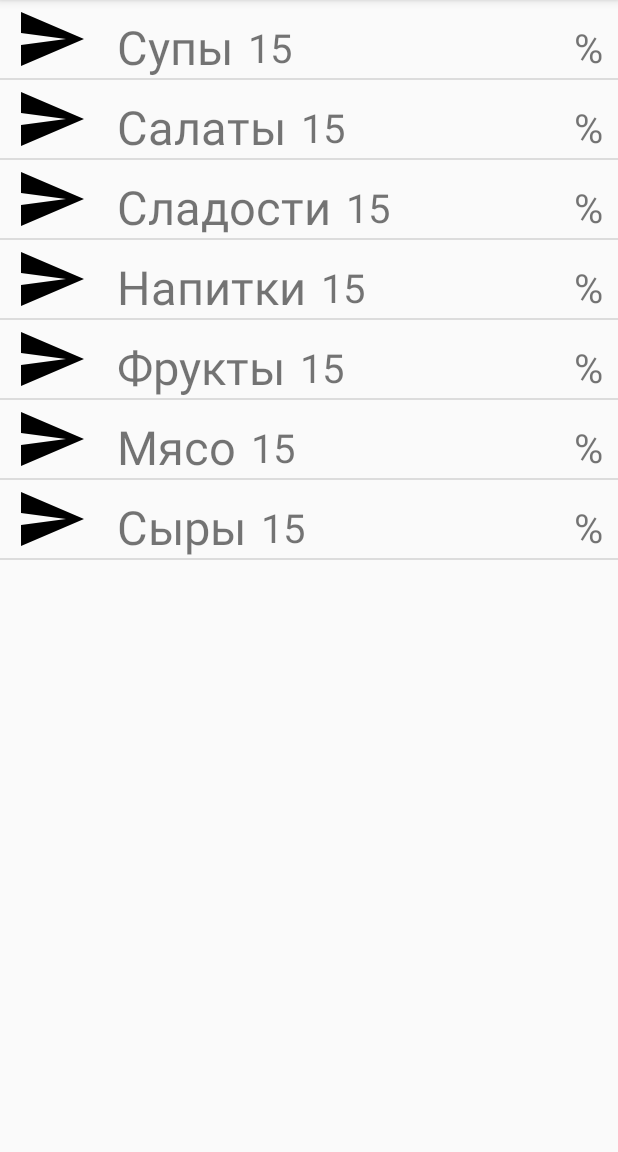
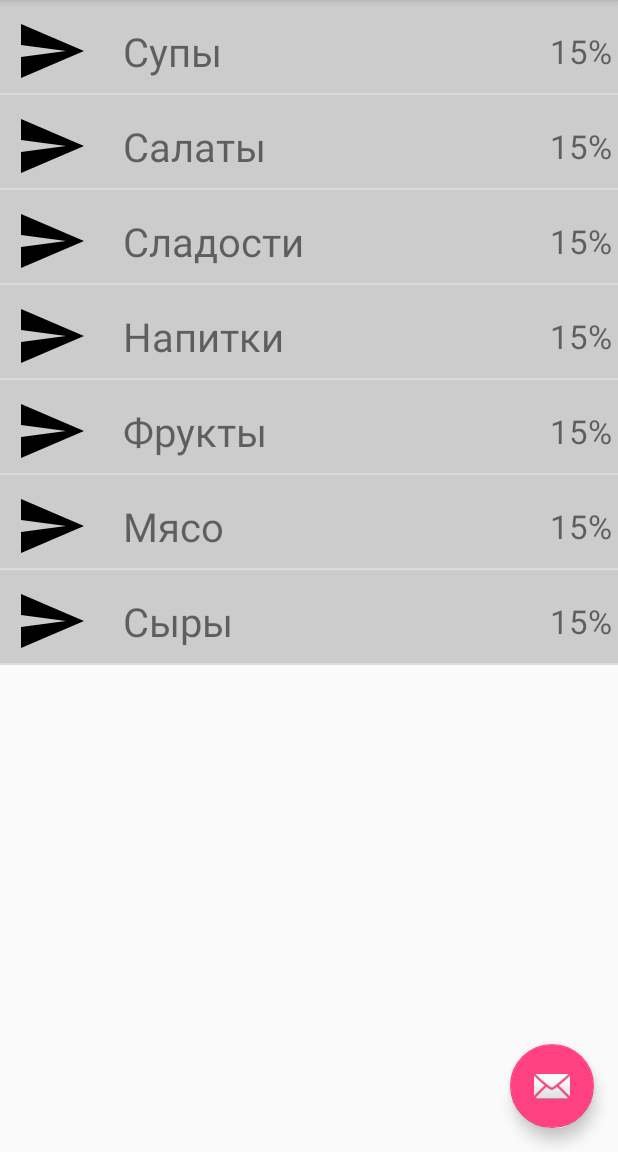
Before and after one commit to BuildForYourself/IQFit, an Android app: the screen it shows after launch (StackActivity), on a phone screen of 412 x 824 dp, the part 84-1236 px from its top. Run offline under Robolectric (Android 15) with nearby library versions, the phone set to English and light mode, and no system bars.

Commit message:
Fixed first screen (restore add button)

```diff
--- a/app/src/main/kotlin/com/buildforyourself/iqfit/StackActivity.kt
+++ b/app/src/main/kotlin/com/buildforyourself/iqfit/StackActivity.kt
@@ -74,7 +74,7 @@ class StackActivity : AppCompatActivity(), NavigationView.OnNavigationItemSelect
             val vh: ListRowHolder
             if (convertView == null) {
                 view = this.mInflator.inflate(R.layout.food_layout, parent, false)
-                vh = ListRowHolder(view)
+                vh = ListRowHolder(view, position)
                 view.tag = vh
             } else {
                 view = convertView
@@ -82,19 +82,25 @@ class StackActivity : AppCompatActivity(), NavigationView.OnNavigationItemSelect
             }
 
             vh.category_label.text = foods[position].foodCategory.name
-            vh.percent_label.text = foods[position].percent.toString()
+            vh.percent_label.text = foods[position].percent.toString() + "%"
+            vh.color
             //vh.icon.drawable = sList[position].foodCategory.icon
             return view
         }
     }
 
-    private class ListRowHolder(row: View?) {
+    private class ListRowHolder(row: View?, position: Int) {
         val category_label: TextView
         val percent_label: TextView
+        val color: Int
         //val icon: ImageView
         init {
+            var col = android.R.color.background_dark
+
             this.category_label = row?.findViewById(R.id.food_category_name) as TextView
             this.percent_label = row?.findViewById(R.id.percent) as TextView
+            if ((position / 2) == 0) col = android.R.color.background_light
+            this.color = col
             //this.icon = row?.findViewById(R.id.icon) as ImageView
         }
     }
--- a/app/src/main/kotlin/com/buildforyourself/iqfit/util/DbGenerator.kt
+++ b/app/src/main/kotlin/com/buildforyourself/iqfit/util/DbGenerator.kt
@@ -1,8 +1,8 @@
 package com.buildforyourself.iqfit.util
 
+import Formula
 import com.buildforyourself.iqfit.data.DataProvider
-import com.buildforyourself.iqfit.model.*
-import android.graphics.drawable.BitmapDrawable
+import com.buildforyourself.iqfit.model.User
 
 /**
  * Created by Ilya on 16.04.2016.
@@ -14,7 +14,7 @@ class DbGenerator {
 //        val foodCategory = FoodCategory (1, "Супы", BitmapDrawable(), 1, true,
 //                listOf(FoodComponent(1, "Овощной", BitmapDrawable(), "", isDefault = true)))
 //        dataProvider.saveFoodCategory(foodCategory);
-        var user = User(33, 180)
+        var user = User(33, 180, 1.0, 2.0, Formula.ActivityTypos.ATHLETE)
         dataProvider.saveUser(user)
     }
 
--- a/app/src/main/res/layout/app_bar_stack.xml
+++ b/app/src/main/res/layout/app_bar_stack.xml
@@ -1,5 +1,15 @@
 <?xml version="1.0" encoding="utf-8"?>
-<GridLayout xmlns:android="http://schemas.android.com/apk/res/android"
+<android.support.design.widget.CoordinatorLayout xmlns:android="http://schemas.android.com/apk/res/android"
+    xmlns:app="http://schemas.android.com/apk/res-auto"
+    xmlns:tools="http://schemas.android.com/tools"
+    android:layout_width="match_parent"
+    android:layout_height="match_parent"
+    android:fitsSystemWindows="true"
+    android:orientation="vertical"
+    tools:context="com.buildforyourself.iqfit.StackActivity">
+
+    <GridLayout
+        xmlns:android="http://schemas.android.com/apk/res/android"
         xmlns:app="http://schemas.android.com/apk/res-auto"
         xmlns:tools="http://schemas.android.com/tools"
         android:layout_width="match_parent"
@@ -24,6 +34,8 @@
 
         <include layout="@layout/content_stack" />
 
+    </GridLayout>
+
     <android.support.design.widget.FloatingActionButton
         android:id="@+id/fab"
         android:layout_width="wrap_content"
@@ -32,4 +44,4 @@
         android:layout_margin="@dimen/fab_margin"
         android:src="@android:drawable/ic_dialog_email" />
 
-</GridLayout>
+</android.support.design.widget.CoordinatorLayout>
--- a/app/src/main/res/layout/food_layout.xml
+++ b/app/src/main/res/layout/food_layout.xml
@@ -2,7 +2,11 @@
 <GridLayout xmlns:android="http://schemas.android.com/apk/res/android"
     android:orientation="horizontal"
     android:layout_width="fill_parent"
-    android:layout_height="fill_parent">
+    android:layout_height="wrap_content"
+    android:alignmentMode="alignBounds"
+    android:useDefaultMargins="true"
+    android:id="@+id/grid"
+    android:background="#cccccc">
     <ImageView
         android:id="@+id/icon"
         xmlns:android="http://schemas.android.com/apk/res/android"
@@ -16,7 +20,7 @@
         android:layout_gravity="center|fill_horizontal|left"
         android:id="@+id/food_category_name"
         android:layout_height="wrap_content"
-        android:textSize="14pt"
+        android:textSize="12pt"
         android:text="Супчик"
         android:layout_marginTop="10dp"
         android:layout_width="wrap_content" />
@@ -26,16 +30,7 @@
         android:layout_marginTop="10dp"
         android:layout_marginLeft="10dp"
         android:id="@+id/percent"
-        android:textSize="12pt"
-        android:text="146"
+        android:textSize="10pt"
+        android:text="146%"
         android:layout_width="wrap_content" />
-    <TextView
-        android:textAlignment="textEnd"
-        android:layout_gravity="center|right"
-        android:layout_marginTop="10dp"
-        android:textSize="12pt"
-        android:text="%"
-        android:layout_marginRight="10dp"
-        android:layout_width="wrap_content"
-        android:layout_height="wrap_content" />
 </GridLayout>
```
Also changed, not shown: 1 other file. Lines whose indentation alone changed are shown as unchanged.
